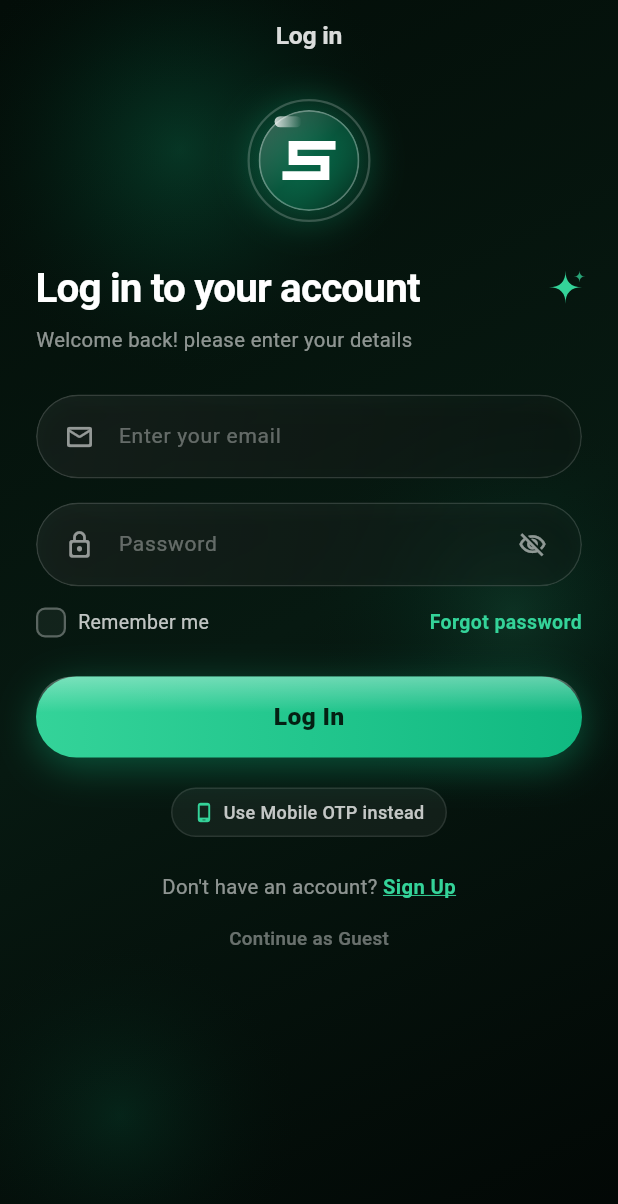
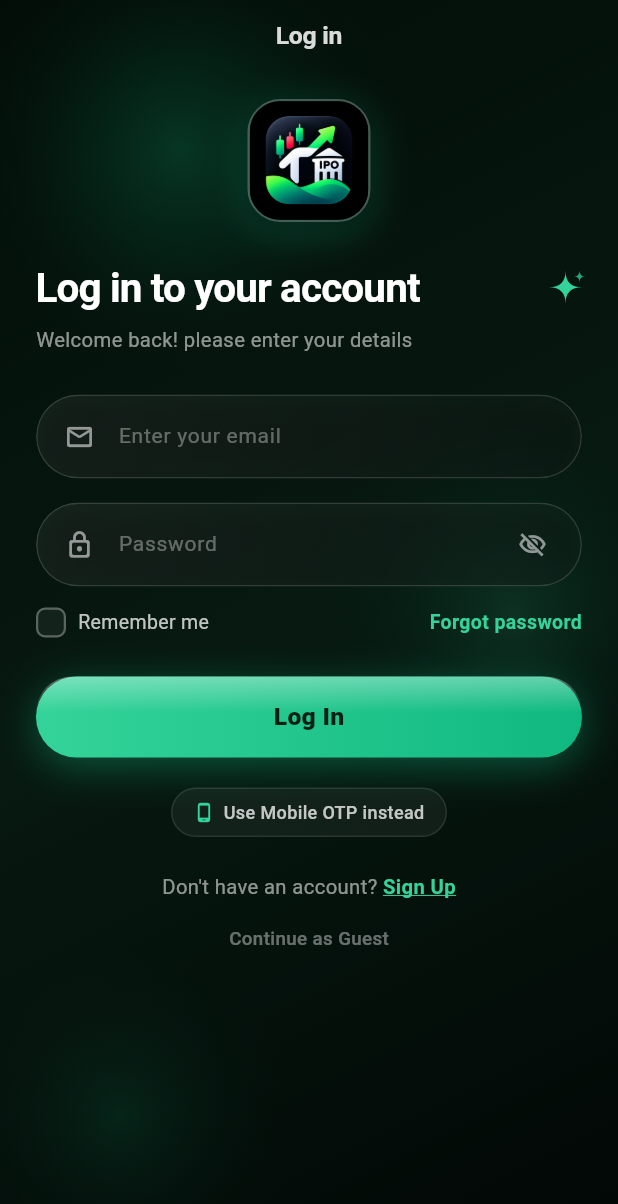
Before and after one commit to techcreaturesolution/TheSpotMarket, a Flutter app: the screen it shows after launch, after a tap on "Remember me", on a phone screen of 412 x 824 dp. Shown: the top 1204 px of the screen. Run offline on Flutter 3.47's test engine with Material 3 defaults, Android fonts, the light colour scheme and no system bars; our stand-ins replace cached_network_image, firebase_auth, firebase_core, fl_chart, flutter_secure_storage, google_mobile_ads and 2 more; accounts and stored records are empty; generated files the repository leaves out were written again.

Commit message:
feat(branding): update launcher icons for Android/iOS and integrate official app logo on login screen

```diff
--- a/flutter_mobile/lib/screens/auth_screen.dart
+++ b/flutter_mobile/lib/screens/auth_screen.dart
@@ -615,10 +615,10 @@ class _AuthScreenState extends State<AuthScreen> {
 }
 
 // ==============================================================================
-// 3D Liquid Glass Orb (Concentric Refraction & Glossy Ring from Reference UI)
+// Brand App Icon Header (Concentric Liquid Emerald Aura & Official App Icon)
 // ==============================================================================
 class _LiquidGlassOrb extends StatelessWidget {
-  const _LiquidGlassOrb({this.size = 80});
+  const _LiquidGlassOrb({this.size = 86});
   final double size;
 
   @override
@@ -632,91 +632,50 @@ class _LiquidGlassOrb extends StatelessWidget {
           alignment: Alignment.center,
           clipBehavior: Clip.none,
           children: [
-            // 1. Ambient Outer Liquid Glow
+            // 1. Ambient Outer Liquid Emerald Glow
             Container(
-              width: size * 1.25,
-              height: size * 1.25,
+              width: size * 1.35,
+              height: size * 1.35,
               decoration: BoxDecoration(
                 shape: BoxShape.circle,
                 gradient: RadialGradient(
                   colors: [
-                    const Color(0xFF10B981).withValues(alpha: 0.35),
-                    const Color(0xFF059669).withValues(alpha: 0.12),
+                    const Color(0xFF10B981).withValues(alpha: 0.40),
+                    const Color(0xFF059669).withValues(alpha: 0.15),
                     Colors.transparent,
                   ],
                 ),
               ),
             ),
 
-            // 2. Liquid Glass Outer Orbital Ring
+            // 2. Official App Icon with Rounded Glass Bezel
             Container(
               width: size,
               height: size,
               decoration: BoxDecoration(
-                shape: BoxShape.circle,
+                borderRadius: BorderRadius.circular(22),
+                boxShadow: [
+                  BoxShadow(
+                    color: const Color(0xFF10B981).withValues(alpha: 0.35),
+                    blurRadius: 20,
+                    offset: const Offset(0, 6),
+                  ),
+                  BoxShadow(
+                    color: Colors.black.withValues(alpha: 0.50),
+                    blurRadius: 12,
+                    offset: const Offset(0, 4),
+                  ),
+                ],
                 border: Border.all(
-                  color: Colors.white.withValues(alpha: 0.20),
+                  color: Colors.white.withValues(alpha: 0.25),
                   width: 1.5,
                 ),
-                boxShadow: [
-                  BoxShadow(
-                    color: const Color(0xFF10B981).withValues(alpha: 0.25),
-                    blurRadius: 18,
-                    spreadRadius: 2,
-                  ),
-                ],
               ),
-            ),
-
-            // 3. Frosted Liquid Glass Core with Backdrop Blur
-            ClipOval(
-              child: BackdropFilter(
-                filter: ImageFilter.blur(sigmaX: 14, sigmaY: 14),
-                child: Container(
-                  width: size * 0.82,
-                  height: size * 0.82,
-                  decoration: BoxDecoration(
-                    shape: BoxShape.circle,
-                    gradient: LinearGradient(
-                      begin: Alignment.topLeft,
-                      end: Alignment.bottomRight,
-                      colors: [
-                        Colors.white.withValues(alpha: 0.22),
-                        const Color(0xFF059669).withValues(alpha: 0.25),
-                        const Color(0xFF042014).withValues(alpha: 0.70),
-                      ],
-                    ),
-                    border: Border.all(
-                      color: Colors.white.withValues(alpha: 0.32),
-                      width: 1.2,
-                    ),
-                  ),
-                  child: Center(
-                    // Geometric "S" monogram matching bottom-right of reference mockup
-                    child: CustomPaint(
-                      size: Size(size * 0.36, size * 0.36),
-                      painter: const _LiquidBrandMarkPainter(),
-                    ),
-                  ),
-                ),
-              ),
-            ),
-
-            // 4. Liquid Glass Specular Glint Highlight (Top-left physical reflection)
-            Positioned(
-              top: size * 0.14,
-              left: size * 0.22,
-              child: Container(
-                width: size * 0.22,
-                height: size * 0.09,
-                decoration: BoxDecoration(
-                  borderRadius: BorderRadius.circular(size),
-                  gradient: LinearGradient(
-                    colors: [
-                      Colors.white.withValues(alpha: 0.8),
-                      Colors.white.withValues(alpha: 0.0),
-                    ],
-                  ),
+              child: ClipRRect(
+                borderRadius: BorderRadius.circular(20),
+                child: Image.asset(
+                  'assets/app_icon.png',
+                  fit: BoxFit.cover,
                 ),
               ),
             ),
@@ -725,41 +684,6 @@ class _LiquidGlassOrb extends StatelessWidget {
       ),
     );
   }
-}
-
-// ==============================================================================
-// Geometric Brand Mark Painter (SpotMarket "S" Emblem)
-// ==============================================================================
-class _LiquidBrandMarkPainter extends CustomPainter {
-  const _LiquidBrandMarkPainter();
-
-  @override
-  void paint(Canvas canvas, Size size) {
-    final w = size.width;
-    final h = size.height;
-    final stroke = w * 0.20;
-
-    final paint = Paint()
-      ..color = Colors.white
-      ..style = PaintingStyle.stroke
-      ..strokeWidth = stroke
-      ..strokeCap = StrokeCap.square
-      ..strokeJoin = StrokeJoin.miter;
-
-    // Geometric "S"
-    final path = Path();
-    path.moveTo(w, h * 0.16);
-    path.lineTo(w * 0.14, h * 0.16);
-    path.lineTo(w * 0.14, h * 0.50);
-    path.lineTo(w * 0.86, h * 0.50);
-    path.lineTo(w * 0.86, h * 0.84);
-    path.lineTo(0, h * 0.84);
-
-    canvas.drawPath(path, paint);
-  }
-
-  @override
-  bool shouldRepaint(covariant CustomPainter oldDelegate) => false;
 }
 
 // ==============================================================================
--- a/flutter_mobile/pubspec.yaml
+++ b/flutter_mobile/pubspec.yaml
@@ -70,8 +70,8 @@ flutter:
   # the material Icons class.
   uses-material-design: true
 
-  # assets:
-  #   - images/a_dot_burr.jpeg
+  assets:
+    - assets/app_icon.png
 
   # An image asset can refer to one or more resolution-specific "variants", see
   # https://flutter.dev/to/resolution-aware-images
```
Also changed, not shown: flutter_mobile/assets/app_icon.png (added), 20 other files.
